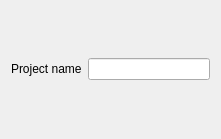
The window that src/Gui/settings/ui/ProjectPreferences.ui (VLMC/vlmc) describes before a commit, drawn with Qt 5.
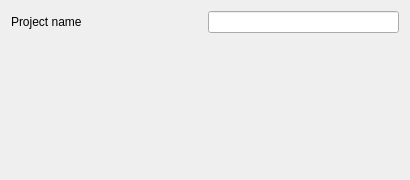
The same window after the commit.

Commit message: fixed layout issues in the settings widget ui

What changed in the file:
```diff
--- a/src/Gui/settings/ui/ProjectPreferences.ui
+++ b/src/Gui/settings/ui/ProjectPreferences.ui
@@ -6,24 +6,44 @@
    <rect>
     <x>0</x>
     <y>0</y>
-    <width>221</width>
-    <height>139</height>
+    <width>410</width>
+    <height>180</height>
    </rect>
   </property>
   <property name="windowTitle">
    <string>Form</string>
   </property>
   <layout class="QGridLayout" name="gridLayout">
-   <item row="0" column="0">
+   <item row="0" column="2" colspan="2">
+    <widget class="QLineEdit" name="ProjectNameLineEdit">
+     <property name="sizePolicy">
+      <sizepolicy hsizetype="Minimum" vsizetype="Fixed">
+       <horstretch>0</horstretch>
+       <verstretch>0</verstretch>
+      </sizepolicy>
+     </property>
+    </widget>
+   </item>
+   <item row="1" column="0" colspan="4">
+    <spacer name="verticalSpacer">
+     <property name="orientation">
+      <enum>Qt::Vertical</enum>
+     </property>
+     <property name="sizeHint" stdset="0">
+      <size>
+       <width>20</width>
+       <height>40</height>
+      </size>
+     </property>
+    </spacer>
+   </item>
+   <item row="0" column="0" colspan="2">
     <widget class="QLabel" name="ProjectNameLabel">
      <property name="text">
       <string>Project name</string>
      </property>
     </widget>
    </item>
-   <item row="0" column="1">
-    <widget class="QLineEdit" name="ProjectNameLineEdit"/>
-   </item>
   </layout>
  </widget>
  <resources/>
```
The commit also changes 4 other files.
